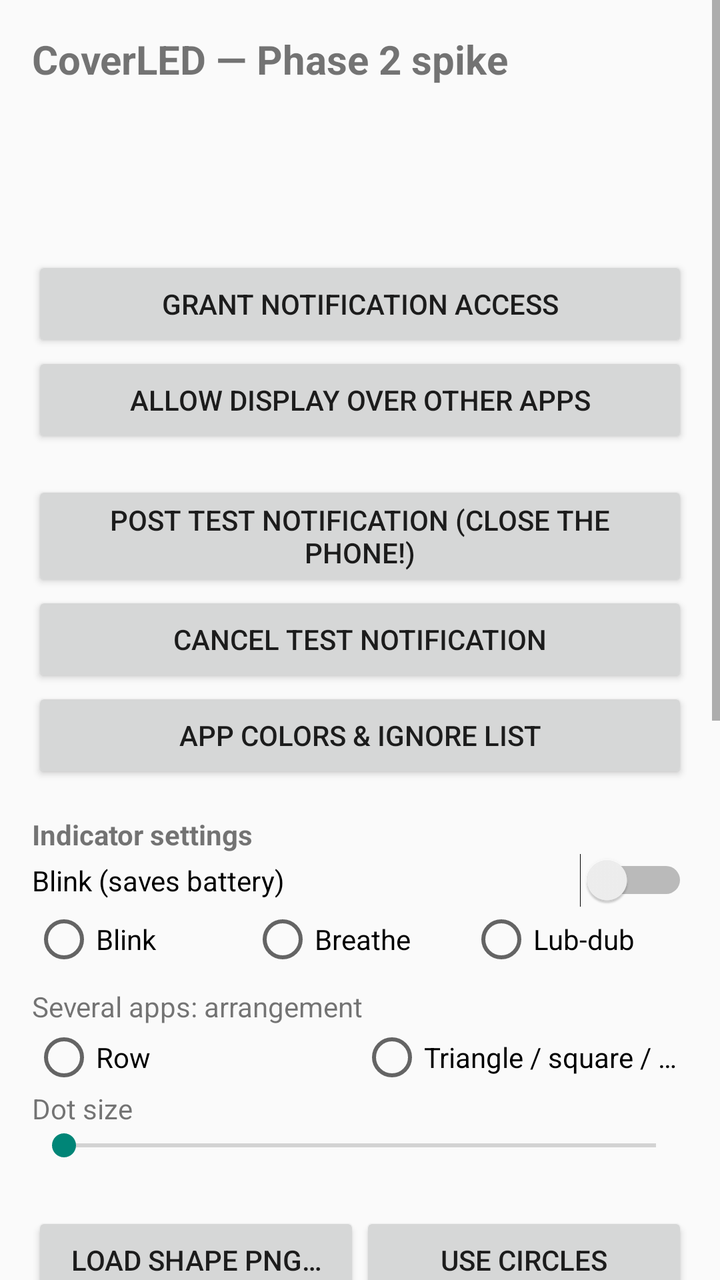
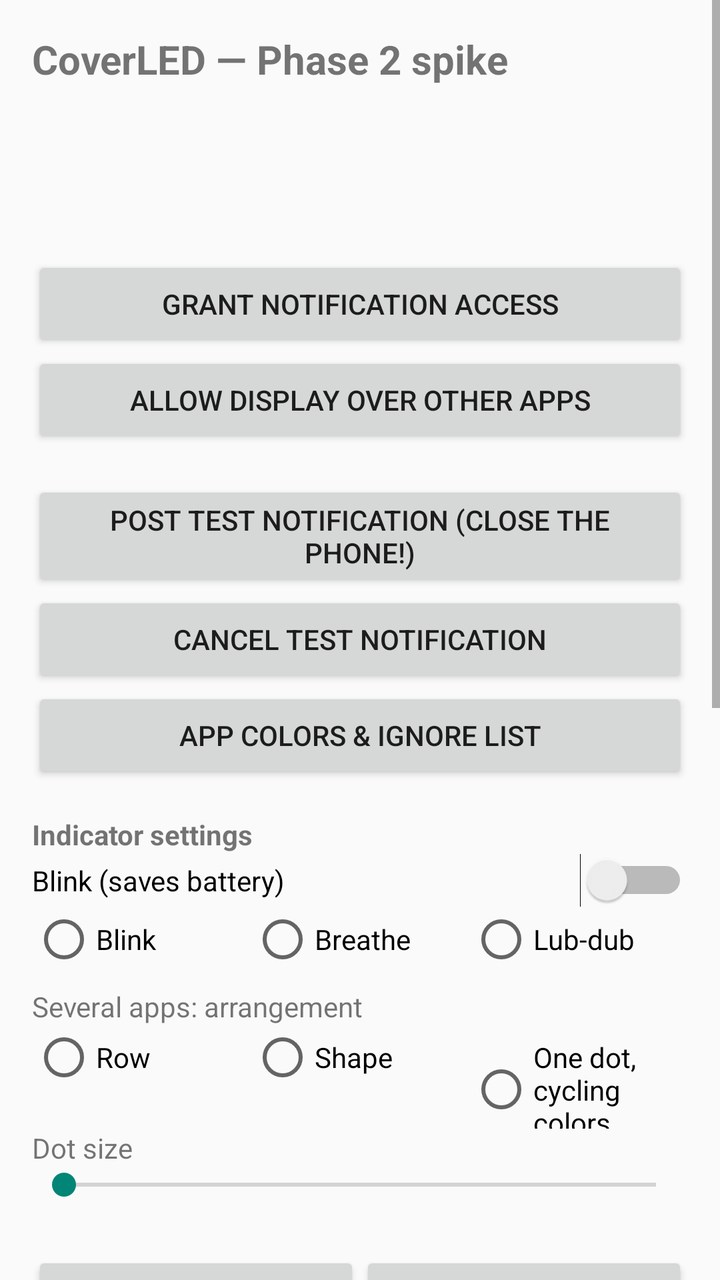

An Android layout rendered at two revisions. The XML below is the earlier revision; the diff shows what the commit changed to produce the second picture.
<!-- AndroidManifest.xml: application theme Theme.CoverLED -->
<!-- res/layout/activity_main.xml -->
<?xml version="1.0" encoding="utf-8"?>
<ScrollView xmlns:android="http://schemas.android.com/apk/res/android"
    android:layout_width="match_parent"
    android:layout_height="match_parent">

    <LinearLayout
        android:layout_width="match_parent"
        android:layout_height="wrap_content"
        android:orientation="vertical"
        android:padding="16dp">

        <TextView
            android:layout_width="match_parent"
            android:layout_height="wrap_content"
            android:text="CoverLED — Phase 2 spike"
            android:textSize="20sp"
            android:textStyle="bold" />

        <TextView
            android:id="@+id/txtDisplays"
            android:layout_width="match_parent"
            android:layout_height="wrap_content"
            android:layout_marginTop="12dp"
            android:fontFamily="monospace"
            android:textSize="12sp" />

        <TextView
            android:id="@+id/txtFold"
            android:layout_width="match_parent"
            android:layout_height="wrap_content"
            android:layout_marginTop="12dp"
            android:fontFamily="monospace"
            android:textSize="12sp" />

        <TextView
            android:id="@+id/txtAccess"
            android:layout_width="match_parent"
            android:layout_height="wrap_content"
            android:layout_marginTop="12dp"
            android:fontFamily="monospace"
            android:textSize="12sp" />

        <Button
            android:id="@+id/btnAccess"
            android:layout_width="match_parent"
            android:layout_height="wrap_content"
            android:text="Grant notification access" />

        <Button
            android:id="@+id/btnOverlay"
            android:layout_width="match_parent"
            android:layout_height="wrap_content"
            android:text="Allow display over other apps" />

        <TextView
            android:id="@+id/txtState"
            android:layout_width="match_parent"
            android:layout_height="wrap_content"
            android:fontFamily="monospace"
            android:textSize="12sp" />

        <Button
            android:id="@+id/btnTestNotif"
            android:layout_width="match_parent"
            android:layout_height="wrap_content"
            android:text="Post test notification (close the phone!)" />

        <Button
            android:id="@+id/btnCancelNotif"
            android:layout_width="match_parent"
            android:layout_height="wrap_content"
            android:text="Cancel test notification" />

        <Button
            android:id="@+id/btnColors"
            android:layout_width="match_parent"
            android:layout_height="wrap_content"
            android:text="App colors &amp; ignore list" />

        <TextView
            android:layout_width="match_parent"
            android:layout_height="wrap_content"
            android:layout_marginTop="16dp"
            android:text="Indicator settings"
            android:textStyle="bold" />

        <Switch
            android:id="@+id/swBlink"
            android:layout_width="match_parent"
            android:layout_height="wrap_content"
            android:text="Blink (saves battery)" />

        <RadioGroup
            android:id="@+id/rgStyle"
            android:layout_width="match_parent"
            android:layout_height="wrap_content"
            android:orientation="horizontal">
            <RadioButton android:id="@+id/rbHard" android:layout_width="0dp" android:layout_weight="1" android:layout_height="wrap_content" android:text="Blink" />
            <RadioButton android:id="@+id/rbBreathe" android:layout_width="0dp" android:layout_weight="1" android:layout_height="wrap_content" android:text="Breathe" />
            <RadioButton android:id="@+id/rbLubdub" android:layout_width="0dp" android:layout_weight="1" android:layout_height="wrap_content" android:text="Lub-dub" />
        </RadioGroup>

        <TextView
            android:layout_width="match_parent"
            android:layout_height="wrap_content"
            android:layout_marginTop="8dp"
            android:text="Several apps: arrangement" />

        <RadioGroup
            android:id="@+id/rgArrangement"
            android:layout_width="match_parent"
            android:layout_height="wrap_content"
            android:orientation="horizontal">
            <RadioButton android:id="@+id/rbRow" android:layout_width="0dp" android:layout_weight="1" android:layout_height="wrap_content" android:text="Row" />
            <RadioButton android:id="@+id/rbGeometric" android:layout_width="0dp" android:layout_weight="1" android:layout_height="wrap_content" android:text="Triangle / square / …" />
        </RadioGroup>

        <TextView
            android:id="@+id/lblSize"
            android:layout_width="match_parent"
            android:layout_height="wrap_content"
            android:text="Dot size" />

        <SeekBar
            android:id="@+id/sbSize"
            android:layout_width="match_parent"
            android:layout_height="wrap_content"
            android:max="56" />

        <TextView
            android:id="@+id/txtShape"
            android:layout_width="match_parent"
            android:layout_height="wrap_content"
            android:layout_marginTop="8dp"
            android:textSize="12sp" />

        <LinearLayout
            android:layout_width="match_parent"
            android:layout_height="wrap_content"
            android:orientation="horizontal">
            <Button android:id="@+id/btnShape" android:layout_width="0dp" android:layout_weight="1" android:layout_height="wrap_content" android:text="Load shape PNG…" />
            <Button android:id="@+id/btnShapeClear" android:layout_width="0dp" android:layout_weight="1" android:layout_height="wrap_content" android:text="Use circles" />
        </LinearLayout>

        <Button
            android:id="@+id/btnPosition"
            android:layout_width="match_parent"
            android:layout_height="wrap_content"
            android:text="Dot position" />

        <TextView
            android:id="@+id/lblBlinkOn"
            android:layout_width="match_parent"
            android:layout_height="wrap_content"
            android:text="Beat length" />

        <SeekBar
            android:id="@+id/sbBlinkOn"
            android:layout_width="match_parent"
            android:layout_height="wrap_content"
            android:max="28" />

        <TextView
            android:id="@+id/lblBlinkOff"
            android:layout_width="match_parent"
            android:layout_height="wrap_content"
            android:text="Dark gap" />

        <SeekBar
            android:id="@+id/sbBlinkOff"
            android:layout_width="match_parent"
            android:layout_height="wrap_content"
            android:max="29" />

        <TextView
            android:id="@+id/lblBrightness"
            android:layout_width="match_parent"
            android:layout_height="wrap_content"
            android:text="Brightness" />

        <SeekBar
            android:id="@+id/sbBrightness"
            android:layout_width="match_parent"
            android:layout_height="wrap_content"
            android:max="99" />

        <Switch
            android:id="@+id/swBattery"
            android:layout_width="match_parent"
            android:layout_height="wrap_content"
            android:text="Show charging info under the dot" />

        <TextView
            android:layout_width="match_parent"
            android:layout_height="wrap_content"
            android:layout_marginTop="16dp"
            android:text="Manual indicator (debug)"
            android:textStyle="bold" />

        <Button
            android:id="@+id/btnShowNow"
            android:layout_width="match_parent"
            android:layout_height="wrap_content"
            android:layout_marginTop="16dp"
            android:text="Show dot on cover NOW" />

        <Button
            android:id="@+id/btnShowDelayed"
            android:layout_width="match_parent"
            android:layout_height="wrap_content"
            android:text="Show dot on cover in 8 s (close the phone!)" />

        <Button
            android:id="@+id/btnShowMulti"
            android:layout_width="match_parent"
            android:layout_height="wrap_content"
            android:text="Show 3 dots in 8 s" />

        <Button
            android:id="@+id/btnHide"
            android:layout_width="match_parent"
            android:layout_height="wrap_content"
            android:text="Hide indicator" />

        <TextView
            android:id="@+id/txtLog"
            android:layout_width="match_parent"
            android:layout_height="wrap_content"
            android:layout_marginTop="16dp"
            android:fontFamily="monospace"
            android:textSize="11sp" />
    </LinearLayout>
</ScrollView>
<!-- resources referenced by this layout -->
<resources>
  <style name="Theme.CoverLED" parent="Theme.AppCompat.DayNight.NoActionBar" />
</resources>

<!-- the commit's change to res/layout/activity_main.xml (unified diff, before → after) -->
@@ -112,7 +112,8 @@
             android:layout_height="wrap_content"
             android:orientation="horizontal">
             <RadioButton android:id="@+id/rbRow" android:layout_width="0dp" android:layout_weight="1" android:layout_height="wrap_content" android:text="Row" />
-            <RadioButton android:id="@+id/rbGeometric" android:layout_width="0dp" android:layout_weight="1" android:layout_height="wrap_content" android:text="Triangle / square / …" />
+            <RadioButton android:id="@+id/rbGeometric" android:layout_width="0dp" android:layout_weight="1" android:layout_height="wrap_content" android:text="Shape" />
+            <RadioButton android:id="@+id/rbCycle" android:layout_width="0dp" android:layout_weight="1" android:layout_height="wrap_content" android:text="One dot, cycling colors" />
         </RadioGroup>
 
         <TextView
